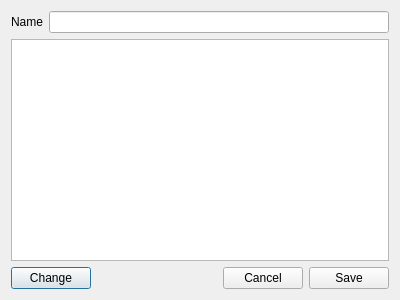
The window that automator_project/utils/qtUi/resource_dialog.ui (Halicea/hal_automator) describes before a commit, drawn with Qt 5.
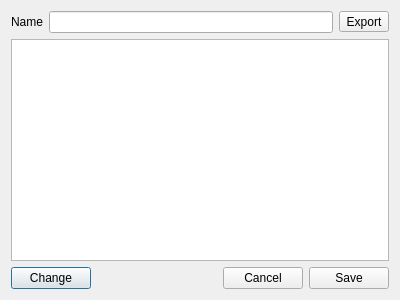
The same window after the commit.

Commit message: added functionality to export any resource

The edit to the form file:
```diff
--- a/automator_project/utils/qtUi/resource_dialog.ui
+++ b/automator_project/utils/qtUi/resource_dialog.ui
@@ -26,6 +26,13 @@
      <item>
       <widget class="QLineEdit" name="txtName"/>
      </item>
+     <item>
+      <widget class="QToolButton" name="btnExport">
+       <property name="text">
+        <string>Export</string>
+       </property>
+      </widget>
+     </item>
     </layout>
    </item>
    <item>
```
The commit also changes 24 other files.
